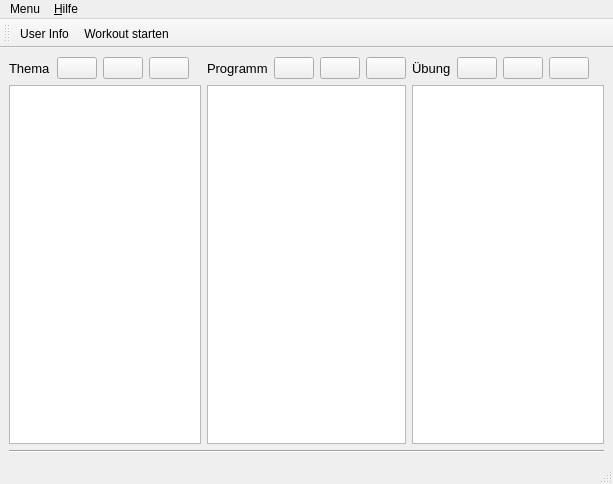
First picture: the form in speck_weg/ui/main_window.ui, repository hochstibe/fingertraining, before the edit.
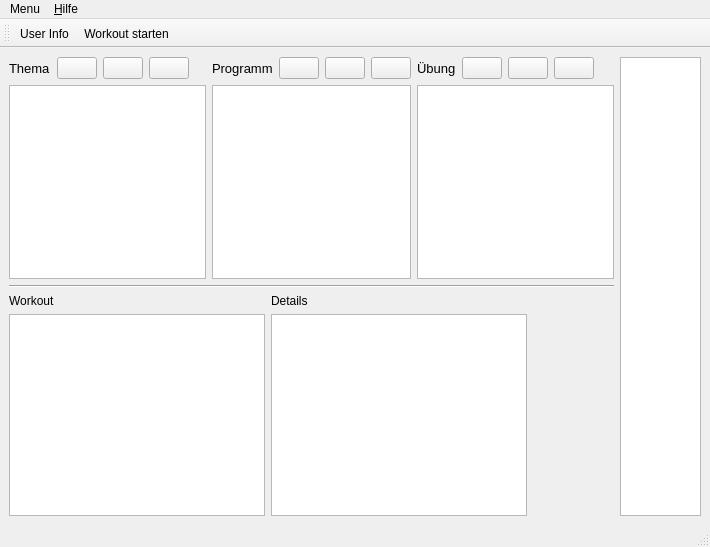
Second picture: the form after the edit. Icons and pictures are not drawn. Custom widgets are drawn as their Qt base class.

The edit to the form file:
```diff
--- a/speck_weg/ui/main_window.ui
+++ b/speck_weg/ui/main_window.ui
@@ -6,17 +6,19 @@
    <rect>
     <x>0</x>
     <y>0</y>
-    <width>613</width>
-    <height>484</height>
+    <width>710</width>
+    <height>547</height>
    </rect>
   </property>
   <property name="windowTitle">
    <string>Speck Weg!</string>
   </property>
   <widget class="QWidget" name="centralwidget">
-   <layout class="QVBoxLayout" name="verticalLayout_4">
+   <layout class="QHBoxLayout" name="horizontalLayout_6">
     <item>
-     <layout class="QHBoxLayout" name="horizontalLayout_4">
+     <layout class="QVBoxLayout" name="verticalLayout_6">
+      <item>
+       <layout class="QHBoxLayout" name="horizontalLayout_5">
       <item>
        <layout class="QVBoxLayout" name="verticalLayout">
         <item>
@@ -264,6 +266,82 @@
       </property>
      </widget>
     </item>
+      <item>
+       <layout class="QHBoxLayout" name="horizontalLayout_4">
+        <item>
+         <layout class="QVBoxLayout" name="verticalLayout_4">
+          <item>
+           <widget class="QLabel" name="label_4">
+            <property name="text">
+             <string>Workout</string>
+            </property>
+           </widget>
+          </item>
+          <item>
+           <widget class="QListWidget" name="listWidget_workouts">
+            <property name="sizePolicy">
+             <sizepolicy hsizetype="Expanding" vsizetype="Expanding">
+              <horstretch>0</horstretch>
+              <verstretch>0</verstretch>
+             </sizepolicy>
+            </property>
+            <property name="maximumSize">
+             <size>
+              <width>16777215</width>
+              <height>16777215</height>
+             </size>
+            </property>
+           </widget>
+          </item>
+         </layout>
+        </item>
+        <item>
+         <layout class="QVBoxLayout" name="verticalLayout_5">
+          <item>
+           <widget class="QLabel" name="label_5">
+            <property name="text">
+             <string>Details</string>
+            </property>
+           </widget>
+          </item>
+          <item>
+           <widget class="QListWidget" name="listWidget_workout_details">
+            <property name="sizePolicy">
+             <sizepolicy hsizetype="Expanding" vsizetype="Expanding">
+              <horstretch>0</horstretch>
+              <verstretch>0</verstretch>
+             </sizepolicy>
+            </property>
+            <property name="maximumSize">
+             <size>
+              <width>16777215</width>
+              <height>16777215</height>
+             </size>
+            </property>
+           </widget>
+          </item>
+         </layout>
+        </item>
+        <item>
+         <spacer name="horizontalSpacer_4">
+          <property name="orientation">
+           <enum>Qt::Horizontal</enum>
+          </property>
+          <property name="sizeHint" stdset="0">
+           <size>
+            <width>40</width>
+            <height>20</height>
+           </size>
+          </property>
+         </spacer>
+        </item>
+       </layout>
+      </item>
+     </layout>
+    </item>
+    <item>
+     <widget class="PlotWidget" name="pyqtgraph"/>
+    </item>
    </layout>
   </widget>
   <widget class="QMenuBar" name="menubar">
@@ -271,7 +349,7 @@
     <rect>
      <x>0</x>
      <y>0</y>
-     <width>613</width>
+     <width>710</width>
      <height>22</height>
     </rect>
    </property>
@@ -372,6 +450,13 @@
    </property>
   </action>
  </widget>
+ <customwidgets>
+  <customwidget>
+   <class>PlotWidget</class>
+   <extends>QGraphicsView</extends>
+   <header>pyqtgraph</header>
+  </customwidget>
+ </customwidgets>
  <resources>
   <include location="resources/resources.qrc"/>
  </resources>
```
Lines whose indentation alone changed are shown as unchanged.
